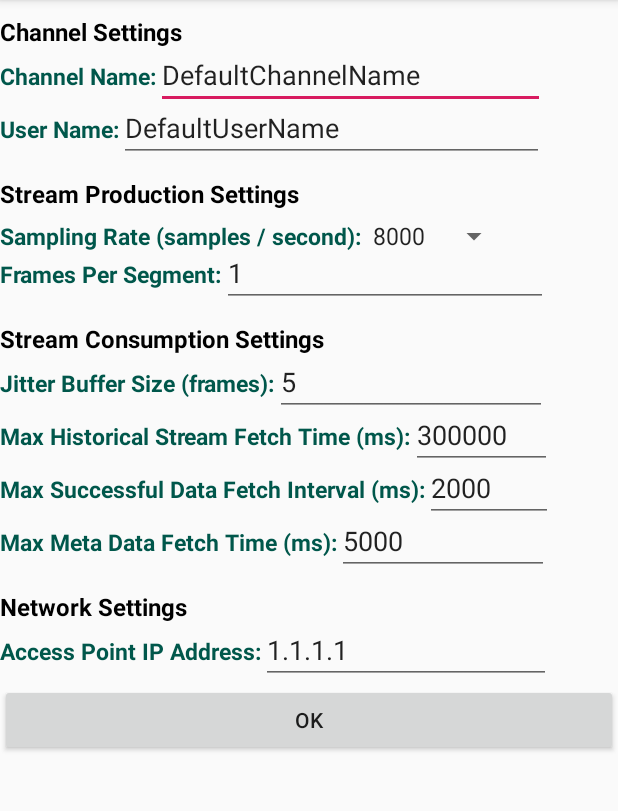
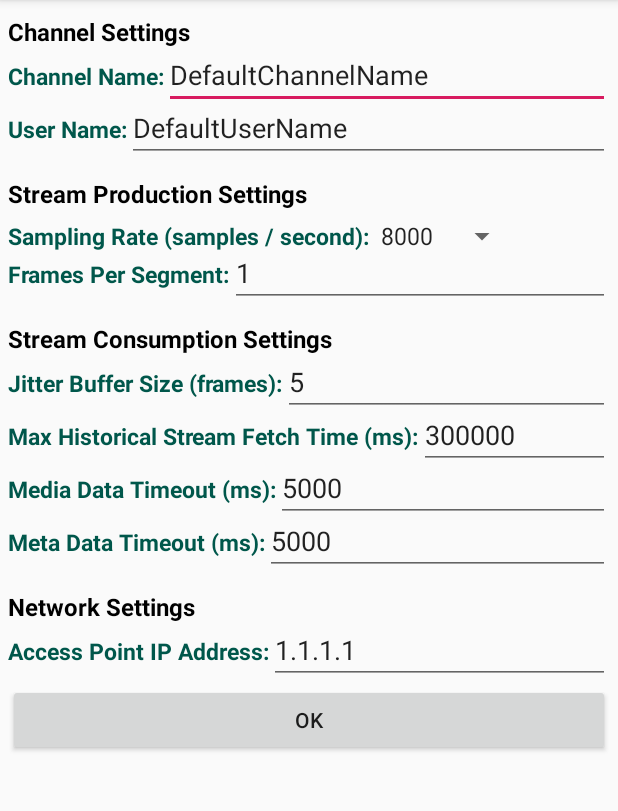
Before and after one commit to peurpdapeurp/ndnpttv2, an Android app: the screen it shows after launch (LoginActivity), on a phone screen of 412 x 824 dp, the part 84-895 px from its top. Run offline under Robolectric (Android 15) with nearby library versions, the phone set to English and light mode, and no system bars; libraries missing offline, so code that uses them is left out: net.named_data.jndn.

Commit message:
Improved naming of configuration settings

```diff
--- a/app/src/main/java/com/example/ndnpttv2/front_end/IntentInfo.java
+++ b/app/src/main/java/com/example/ndnpttv2/front_end/IntentInfo.java
@@ -10,8 +10,8 @@ public class IntentInfo {
         PRODUCER_FRAMES_PER_SEGMENT = 3,
         CONSUMER_JITTER_BUFFER_SIZE = 4,
         CONSUMER_MAX_HISTORICAL_STREAM_FETCH_TIME_MS = 5,
-        CONSUMER_MAX_SUCCESSFUL_DATA_FETCH_INTERVAL_MS = 6,
-        CONSUMER_MAX_META_DATA_FETCH_TIME_MS = 7,
+        CONSUMER_MEDIA_DATA_TIMEOUT_MS = 6,
+        CONSUMER_META_DATA_TIMEOUT_MS = 7,
         ACCESS_POINT_IP_ADDRESS = 8;
     public static String
             LOGIN_CONFIG = "LOGIN_CONFIG";
--- a/app/src/main/java/com/example/ndnpttv2/front_end/LoginActivity.java
+++ b/app/src/main/java/com/example/ndnpttv2/front_end/LoginActivity.java
@@ -2,7 +2,6 @@ package com.example.ndnpttv2.front_end;
 
 import androidx.appcompat.app.AppCompatActivity;
 
-import android.net.InetAddresses;
 import android.os.Bundle;
 
 import com.example.ndnpttv2.R;
@@ -37,8 +36,8 @@ public class LoginActivity extends AppCompatActivity {
     private final int DEFAULT_PRODUCER_FRAMES_PER_SEGMENT = 1;
     private final int DEFAULT_CONSUMER_JITTER_BUFFER_SIZE = 5;
     private final int DEFAULT_CONSUMER_MAX_HISTORICAL_STREAM_FETCH_TIME_MS = 300000; // 5 minutes
-    private final int DEFAULT_CONSUMER_MAX_SUCCESSFUL_DATA_FETCH_INTERVAL_MS = 2000;
-    private final int DEFAULT_CONSUMER_MAX_META_DATA_FETCH_TIME_MS = 5000;
+    private final int DEFAULT_CONSUMER_MEDIA_DATA_TIMEOUT_MS = 5000;
+    private final int DEFAULT_CONSUMER_META_DATA_TIMEOUT_MS = 5000;
     private final String DEFAULT_ACCESS_POINT_IP_ADDRESS = "1.1.1.1";
 
     private EditText channelInput_;
@@ -47,10 +46,12 @@ public class LoginActivity extends AppCompatActivity {
     private EditText producerFramesPerSegmentInput_;
     private EditText consumerJitterBufferSizeInput_;
     private EditText consumerMaxHistoricalStreamFetchTimeMsInput_;
-    private EditText consumerMaxSuccessfulDataFetchIntervalMsInput_;
-    private EditText consumerMaxMetaDataFetchTimeMsInput_;
+    private EditText consumerMediaDataTimeoutMsInput_;
+    private EditText consumerMetaDataTimeoutMsInput_;
     private EditText accessPointIpAddressInput_;
     private Button okButton_;
+
+    private Toast currentErrorToast_;
 
     // shared preferences object to store login parameters between sessions
     SharedPreferences mPreferences;
@@ -61,8 +62,8 @@ public class LoginActivity extends AppCompatActivity {
     private static String PRODUCER_FRAMES_PER_SEGMENT = "PRODUCER_FRAMES_PER_SEGMENT";
     private static String CONSUMER_JITTER_BUFFER_SIZE = "CONSUMER_JITTER_BUFFER_SIZE";
     private static String CONSUMER_MAX_HISTORICAL_STREAM_FETCH_TIME_MS = "CONSUMER_MAX_HISTORICAL_STREAM_FETCH_TIME_MS";
-    private static String CONSUMER_MAX_SUCCESSFUL_DATA_FETCH_INTERVAL_MS = "CONSUMER_MAX_SUCCESSFUL_DATA_FETCH_INTERVAL_MS";
-    private static String CONSUMER_MAX_META_DATA_FETCH_TIME_MS = "CONSUMER_MAX_META_DATA_FETCH_TIME_MS";
+    private static String CONSUMER_MEDIA_DATA_TIMEOUT_MS = "CONSUMER_MEDIA_DATA_TIMEOUT_MS";
+    private static String CONSUMER_META_DATA_TIMEOUT_MS = "CONSUMER_META_DATA_TIMEOUT_MS";
     private static String ACCESS_POINT_IP_ADDRESS = "ACCESS_POINT_IP_ADDRESS";
 
     @Override
@@ -87,8 +88,8 @@ public class LoginActivity extends AppCompatActivity {
         producerFramesPerSegmentInput_ = (EditText) findViewById(R.id.producer_frames_per_segment_input);
         consumerJitterBufferSizeInput_ = (EditText) findViewById(R.id.consumer_jitter_buffer_size_input);
         consumerMaxHistoricalStreamFetchTimeMsInput_ = (EditText) findViewById(R.id.consumer_max_historical_stream_fetch_time_ms_input);
-        consumerMaxSuccessfulDataFetchIntervalMsInput_ = (EditText) findViewById(R.id.consumer_max_successful_data_fetch_interval_ms_input);
-        consumerMaxMetaDataFetchTimeMsInput_ = (EditText) findViewById(R.id.consumer_max_meta_data_fetch_time_ms_input);
+        consumerMediaDataTimeoutMsInput_ = (EditText) findViewById(R.id.consumer_media_data_timeout_ms_input);
+        consumerMetaDataTimeoutMsInput_ = (EditText) findViewById(R.id.consumer_meta_data_timeout_ms_input);
         accessPointIpAddressInput_ = (EditText) findViewById(R.id.access_point_ip_address_input);
 
         okButton_ = (Button) findViewById(R.id.ok_button);
@@ -109,12 +110,12 @@ public class LoginActivity extends AppCompatActivity {
         consumerMaxHistoricalStreamFetchTimeMsInput_.setText(
                 Integer.toString(mPreferences.getInt(CONSUMER_MAX_HISTORICAL_STREAM_FETCH_TIME_MS,
                         DEFAULT_CONSUMER_MAX_HISTORICAL_STREAM_FETCH_TIME_MS)));
-        consumerMaxSuccessfulDataFetchIntervalMsInput_.setText(
-                Integer.toString(mPreferences.getInt(CONSUMER_MAX_SUCCESSFUL_DATA_FETCH_INTERVAL_MS,
-                        DEFAULT_CONSUMER_MAX_SUCCESSFUL_DATA_FETCH_INTERVAL_MS)));
-        consumerMaxMetaDataFetchTimeMsInput_.setText(
-                Integer.toString(mPreferences.getInt(CONSUMER_MAX_META_DATA_FETCH_TIME_MS,
-                        DEFAULT_CONSUMER_MAX_META_DATA_FETCH_TIME_MS)));
+        consumerMediaDataTimeoutMsInput_.setText(
+                Integer.toString(mPreferences.getInt(CONSUMER_MEDIA_DATA_TIMEOUT_MS,
+                        DEFAULT_CONSUMER_MEDIA_DATA_TIMEOUT_MS)));
+        consumerMetaDataTimeoutMsInput_.setText(
+                Integer.toString(mPreferences.getInt(CONSUMER_META_DATA_TIMEOUT_MS,
+                        DEFAULT_CONSUMER_META_DATA_TIMEOUT_MS)));
         accessPointIpAddressInput_.setText(mPreferences.getString(ACCESS_POINT_IP_ADDRESS, DEFAULT_ACCESS_POINT_IP_ADDRESS));
 
         okButton_.setOnClickListener(new View.OnClickListener() {
@@ -148,22 +149,22 @@ public class LoginActivity extends AppCompatActivity {
                     showErrorToast("Please enter a valid consumer max historical stream fetch time.");
                     return;
                 }
-                int consumerMaxSuccessfulDataFetchIntervalMs;
+                int consumerMediaDataTimeoutMs;
                 try {
-                    consumerMaxSuccessfulDataFetchIntervalMs = Integer.parseInt(
-                            consumerMaxSuccessfulDataFetchIntervalMsInput_.getText().toString().trim());
+                    consumerMediaDataTimeoutMs = Integer.parseInt(
+                            consumerMediaDataTimeoutMsInput_.getText().toString().trim());
                 }
                 catch (Exception e) {
-                    showErrorToast("Please enter a valid consumer max successful data fetch interval.");
+                    showErrorToast("Please enter a valid consumer media data timeout.");
                     return;
                 }
-                int consumerMaxMetaDataFetchTimeMs;
+                int consumerMetaDataTimeoutMs;
                 try {
-                    consumerMaxMetaDataFetchTimeMs = Integer.parseInt(
-                            consumerMaxMetaDataFetchTimeMsInput_.getText().toString().trim());
+                    consumerMetaDataTimeoutMs = Integer.parseInt(
+                            consumerMetaDataTimeoutMsInput_.getText().toString().trim());
                 }
                 catch (Exception e) {
-                    showErrorToast("Please enter a valid consumer max meta data fetch time.");
+                    showErrorToast("Please enter a valid consumer meta data timeout.");
                     return;
                 }
 
@@ -189,12 +190,12 @@ public class LoginActivity extends AppCompatActivity {
                     showErrorToast("Please enter a valid consumer max historical stream fetch time.");
                     return;
                 }
-                else if (consumerMaxSuccessfulDataFetchIntervalMs < 1) {
-                    showErrorToast("Please enter a valid consumer max successful data fetch interval.");
+                else if (consumerMediaDataTimeoutMs < 1) {
+                    showErrorToast("Please enter a valid consumer media data timeout.");
                     return;
                 }
-                else if (consumerMaxMetaDataFetchTimeMs < 1) {
-                    showErrorToast("Please enter a valid consumer max meta data fetch time.");
+                else if (consumerMetaDataTimeoutMs < 1) {
+                    showErrorToast("Please enter a valid consumer meta data timeout.");
                     return;
                 }
                 else if (!Patterns.IP_ADDRESS.matcher(accessPointIpAddress).matches()) {
@@ -209,8 +210,8 @@ public class LoginActivity extends AppCompatActivity {
                 mPreferencesEditor.putInt(PRODUCER_FRAMES_PER_SEGMENT, producerFramesPerSegment).commit();
                 mPreferencesEditor.putInt(CONSUMER_JITTER_BUFFER_SIZE, consumerJitterBufferSize).commit();
                 mPreferencesEditor.putInt(CONSUMER_MAX_HISTORICAL_STREAM_FETCH_TIME_MS, consumerMaxHistoricalStreamFetchTimeMs).commit();
-                mPreferencesEditor.putInt(CONSUMER_MAX_SUCCESSFUL_DATA_FETCH_INTERVAL_MS, consumerMaxSuccessfulDataFetchIntervalMs).commit();
-                mPreferencesEditor.putInt(CONSUMER_MAX_META_DATA_FETCH_TIME_MS, consumerMaxMetaDataFetchTimeMs).commit();
+                mPreferencesEditor.putInt(CONSUMER_MEDIA_DATA_TIMEOUT_MS, consumerMediaDataTimeoutMs).commit();
+                mPreferencesEditor.putInt(CONSUMER_META_DATA_TIMEOUT_MS, consumerMetaDataTimeoutMs).commit();
                 mPreferencesEditor.putString(ACCESS_POINT_IP_ADDRESS, accessPointIpAddress).commit();
 
                 Intent intent = new Intent(LoginActivity.this, MainActivity.class);
@@ -222,8 +223,8 @@ public class LoginActivity extends AppCompatActivity {
                 configInfo[IntentInfo.PRODUCER_FRAMES_PER_SEGMENT] = Integer.toString(producerFramesPerSegment);
                 configInfo[IntentInfo.CONSUMER_JITTER_BUFFER_SIZE] = Integer.toString(consumerJitterBufferSize);
                 configInfo[IntentInfo.CONSUMER_MAX_HISTORICAL_STREAM_FETCH_TIME_MS] = Integer.toString(consumerMaxHistoricalStreamFetchTimeMs);
-                configInfo[IntentInfo.CONSUMER_MAX_SUCCESSFUL_DATA_FETCH_INTERVAL_MS] = Integer.toString(consumerMaxSuccessfulDataFetchIntervalMs);
-                configInfo[IntentInfo.CONSUMER_MAX_META_DATA_FETCH_TIME_MS] = Integer.toString(consumerMaxMetaDataFetchTimeMs);
+                configInfo[IntentInfo.CONSUMER_MEDIA_DATA_TIMEOUT_MS] = Integer.toString(consumerMediaDataTimeoutMs);
+                configInfo[IntentInfo.CONSUMER_META_DATA_TIMEOUT_MS] = Integer.toString(consumerMetaDataTimeoutMs);
                 configInfo[IntentInfo.ACCESS_POINT_IP_ADDRESS] = accessPointIpAddress;
                 intent.putExtra(IntentInfo.LOGIN_CONFIG, configInfo);
 
@@ -252,9 +253,12 @@ public class LoginActivity extends AppCompatActivity {
     }
 
     private void showErrorToast(String msg) {
-        Toast toast = Toast.makeText(LoginActivity.this,
+        if (currentErrorToast_ != null) {
+            currentErrorToast_.cancel();
+        }
+        currentErrorToast_ = Toast.makeText(LoginActivity.this,
                 msg, Toast.LENGTH_SHORT);
-        toast.show();
+        currentErrorToast_.show();
     }
 
 }
--- a/app/src/main/java/com/example/ndnpttv2/front_end/MainActivity.java
+++ b/app/src/main/java/com/example/ndnpttv2/front_end/MainActivity.java
@@ -99,8 +99,8 @@ public class MainActivity extends AppCompatActivity {
         public int producerFramesPerSegment;
         public int consumerJitterBufferSize;
         public int consumerMaxHistoricalStreamFetchTimeMs;
-        public int consumerMaxSuccessfulDataFetchIntervalMs;
-        public int consumerMaxMetaDataFetchTimeMs;
+        public int consumerMediaDataTimeoutMs;
+        public int consumerMetaDataTimeoutMs;
         public String accessPointIpAddress;
     }
 
@@ -206,8 +206,8 @@ public class MainActivity extends AppCompatActivity {
                                 new StreamConsumer.Options(
                                         settings_.consumerJitterBufferSize,
                                         settings_.consumerMaxHistoricalStreamFetchTimeMs,
-                                        settings_.consumerMaxSuccessfulDataFetchIntervalMs,
-                                        settings_.consumerMaxMetaDataFetchTimeMs
+                                        settings_.consumerMediaDataTimeoutMs,
+                                        settings_.consumerMetaDataTimeoutMs
                                 )
                         );
                         playbackQueueModule_.eventStreamStateCreated.addListener(streamNameAndStreamState ->
@@ -329,8 +329,8 @@ public class MainActivity extends AppCompatActivity {
         settings_.producerFramesPerSegment = Integer.parseInt(configInfo[IntentInfo.PRODUCER_FRAMES_PER_SEGMENT]);
         settings_.consumerJitterBufferSize = Integer.parseInt(configInfo[IntentInfo.CONSUMER_JITTER_BUFFER_SIZE]);
         settings_.consumerMaxHistoricalStreamFetchTimeMs = Integer.parseInt(configInfo[IntentInfo.CONSUMER_MAX_HISTORICAL_STREAM_FETCH_TIME_MS]);
-        settings_.consumerMaxSuccessfulDataFetchIntervalMs = Integer.parseInt(configInfo[IntentInfo.CONSUMER_MAX_SUCCESSFUL_DATA_FETCH_INTERVAL_MS]);
-        settings_.consumerMaxMetaDataFetchTimeMs = Integer.parseInt(configInfo[IntentInfo.CONSUMER_MAX_META_DATA_FETCH_TIME_MS]);
+        settings_.consumerMediaDataTimeoutMs = Integer.parseInt(configInfo[IntentInfo.CONSUMER_MEDIA_DATA_TIMEOUT_MS]);
+        settings_.consumerMetaDataTimeoutMs = Integer.parseInt(configInfo[IntentInfo.CONSUMER_META_DATA_TIMEOUT_MS]);
         settings_.accessPointIpAddress = configInfo[IntentInfo.ACCESS_POINT_IP_ADDRESS];
 
         Logger.logEvent(new Logger.LogEventInfo(Logger.APP_INIT, System.currentTimeMillis(), 0, settings_, null));
@@ -341,7 +341,9 @@ public class MainActivity extends AppCompatActivity {
                 getString(R.string.producer_sampling_rate_label) + " " + configInfo[IntentInfo.PRODUCER_SAMPLING_RATE] + "\n" +
                 getString(R.string.producer_frames_per_segment_label) + " " + configInfo[IntentInfo.PRODUCER_FRAMES_PER_SEGMENT] + "\n" +
                 getString(R.string.consumer_jitter_buffer_size_label) + " " + configInfo[IntentInfo.CONSUMER_JITTER_BUFFER_SIZE] + "\n" +
-                getString(R.string.consumer_max_historical_stream_fetch_time_ms_label) + " " + configInfo[IntentInfo.CONSUMER_MAX_HISTORICAL_STREAM_FETCH_TIME_MS];
+                getString(R.string.consumer_max_historical_stream_fetch_time_ms_label) + " " + configInfo[IntentInfo.CONSUMER_MAX_HISTORICAL_STREAM_FETCH_TIME_MS] + "\n" +
+                getString(R.string.consumer_media_data_timeout_ms_label) + " " + configInfo[IntentInfo.CONSUMER_MEDIA_DATA_TIMEOUT_MS] + "\n" +
+                getString(R.string.consumer_meta_data_timeout_ms_label) + " " + configInfo[IntentInfo.CONSUMER_META_DATA_TIMEOUT_MS];
         settingsDisplay_.setText(settingsString);
 
         syncSessionId_ = System.currentTimeMillis();
--- a/app/src/main/res/layout/activity_login.xml
+++ b/app/src/main/res/layout/activity_login.xml
@@ -9,7 +9,9 @@
     <LinearLayout
         android:layout_width="match_parent"
         android:layout_height="match_parent"
-        android:orientation="vertical">
+        android:orientation="vertical"
+        android:layout_marginLeft="5dp"
+        android:layout_marginRight="5dp">
 
         <TextView
             android:id="@+id/channel_settings_label"
@@ -23,14 +25,14 @@
             android:textStyle="bold" />
 
         <LinearLayout
-            android:layout_width="wrap_content"
+            android:layout_width="match_parent"
             android:layout_height="wrap_content"
-            android:orientation="horizontal"
-            android:layout_marginBottom="0dp">
+            android:layout_marginBottom="0dp"
+            android:orientation="horizontal">
 
             <TextView
                 android:id="@+id/channel_input_label"
-                android:layout_width="match_parent"
+                android:layout_width="wrap_content"
                 android:layout_height="wrap_content"
                 android:text="Channel Name:"
                 android:textColor="?attr/actionModeSplitBackground"
@@ -39,7 +41,7 @@
 
             <EditText
                 android:id="@+id/channel_input"
-                android:layout_width="259dp"
+                android:layout_width="match_parent"
                 android:layout_height="wrap_content"
                 android:ems="10"
                 android:inputType="textPersonName"
@@ -47,13 +49,13 @@
         </LinearLayout>
 
         <LinearLayout
-            android:layout_width="wrap_content"
+            android:layout_width="match_parent"
             android:layout_height="wrap_content"
             android:orientation="horizontal">
 
             <TextView
                 android:id="@+id/user_name_input_label"
-                android:layout_width="match_parent"
+                android:layout_width="wrap_content"
                 android:layout_height="wrap_content"
                 android:text="User Name:"
                 android:textColor="?attr/actionModeSplitBackground"
@@ -62,7 +64,7 @@
 
             <EditText
                 android:id="@+id/user_name_input"
-                android:layout_width="283dp"
+                android:layout_width="match_parent"
                 android:layout_height="wrap_content"
                 android:ems="10"
                 android:inputType="textPersonName"
@@ -81,7 +83,7 @@
             android:textStyle="bold" />
 
         <LinearLayout
-            android:layout_width="wrap_content"
+            android:layout_width="match_parent"
             android:layout_height="wrap_content"
             android:orientation="horizontal">
 
@@ -101,13 +103,13 @@
         </LinearLayout>
 
         <LinearLayout
-            android:layout_width="wrap_content"
+            android:layout_width="match_parent"
             android:layout_height="wrap_content"
             android:orientation="horizontal">
 
             <TextView
                 android:id="@+id/producer_frames_per_segment_input_label"
-                android:layout_width="match_parent"
+                android:layout_width="wrap_content"
                 android:layout_height="wrap_content"
                 android:text="Frames Per Segment:"
                 android:textColor="?attr/actionModeSplitBackground"
@@ -116,7 +118,7 @@
 
             <EditText
                 android:id="@+id/producer_frames_per_segment_input"
-                android:layout_width="217dp"
+                android:layout_width="match_parent"
                 android:layout_height="wrap_content"
                 android:ems="10"
                 android:inputType="textPersonName"
@@ -135,13 +137,13 @@
             android:textStyle="bold" />
 
         <LinearLayout
-            android:layout_width="wrap_content"
+            android:layout_width="match_parent"
             android:layout_height="wrap_content"
             android:orientation="horizontal">
 
             <TextView
                 android:id="@+id/consumer_jitter_buffer_size_input_label"
-                android:layout_width="match_parent"
+                android:layout_width="wrap_content"
                 android:layout_height="wrap_content"
                 android:text="Jitter Buffer Size (frames):"
                 android:textColor="?attr/actionModeSplitBackground"
@@ -150,7 +152,7 @@
 
             <EditText
                 android:id="@+id/consumer_jitter_buffer_size_input"
-                android:layout_width="181dp"
+                android:layout_width="match_parent"
                 android:layout_height="wrap_content"
                 android:ems="10"
                 android:inputType="textPersonName"
@@ -158,13 +160,13 @@
         </LinearLayout>
 
         <LinearLayout
-            android:layout_width="wrap_content"
+            android:layout_width="match_parent"
             android:layout_height="wrap_content"
             android:orientation="horizontal">
 
             <TextView
                 android:id="@+id/consumer_max_historical_stream_fetch_time_ms_input_label"
-                android:layout_width="match_parent"
+                android:layout_width="wrap_content"
                 android:layout_height="wrap_content"
                 android:text="Max Historical Stream Fetch Time (ms):"
                 android:textColor="?attr/actionModeSplitBackground"
@@ -173,7 +175,7 @@
 
             <EditText
                 android:id="@+id/consumer_max_historical_stream_fetch_time_ms_input"
-                android:layout_width="94dp"
+                android:layout_width="match_parent"
                 android:layout_height="wrap_content"
                 android:ems="10"
                 android:inputType="textPersonName"
@@ -181,22 +183,22 @@
         </LinearLayout>
 
         <LinearLayout
-            android:layout_width="wrap_content"
+            android:layout_width="match_parent"
             android:layout_height="wrap_content"
             android:orientation="horizontal">
 
             <TextView
-                android:id="@+id/consumer_max_successful_data_fetch_interval_ms_input_label"
-                android:layout_width="match_parent"
+                android:id="@+id/consumer_media_data_timeout_ms_input_label"
+                android:layout_width="wrap_content"
                 android:layout_height="wrap_content"
-                android:text="Max Successful Data Fetch Interval (ms):"
+                android:text="Media Data Timeout (ms):"
                 android:textColor="?attr/actionModeSplitBackground"
                 android:textSize="15sp"
                 android:textStyle="bold" />
 
             <EditText
-                android:id="@+id/consumer_max_successful_data_fetch_interval_ms_input"
-                android:layout_width="85dp"
+                android:id="@+id/consumer_media_data_timeout_ms_input"
+                android:layout_width="match_parent"
                 android:layout_height="wrap_content"
                 android:ems="10"
                 android:inputType="textPersonName"
@@ -204,22 +206,22 @@
         </LinearLayout>
 
         <LinearLayout
-            android:layout_width="wrap_content"
+            android:layout_width="match_parent"
             android:layout_height="wrap_content"
             android:orientation="horizontal">
 
             <TextView
-                android:id="@+id/consumer_max_meta_data_fetch_time_ms_input_label"
-                android:layout_width="match_parent"
+                android:id="@+id/consumer_meta_data_timeout_ms_input_label"
+                android:layout_width="wrap_content"
                 android:layout_height="wrap_content"
-                android:text="Max Meta Data Fetch Time (ms):"
+                android:text="Meta Data Timeout (ms):"
                 android:textColor="?attr/actionModeSplitBackground"
                 android:textSize="15sp"
                 android:textStyle="bold" />
 
             <EditText
-                android:id="@+id/consumer_max_meta_data_fetch_time_ms_input"
-                android:layout_width="141dp"
+                android:id="@+id/consumer_meta_data_timeout_ms_input"
+                android:layout_width="match_parent"
                 android:layout_height="wrap_content"
                 android:ems="10"
                 android:inputType="textPersonName"
@@ -238,13 +240,13 @@
             android:textStyle="bold" />
 
         <LinearLayout
-            android:layout_width="wrap_content"
+            android:layout_width="match_parent"
             android:layout_height="wrap_content"
             android:orientation="horizontal">
 
             <TextView
                 android:id="@+id/access_point_ip_address_input_label"
-                android:layout_width="match_parent"
+                android:layout_width="wrap_content"
                 android:layout_height="wrap_content"
                 android:text="Access Point IP Address:"
                 android:textColor="?attr/actionModeSplitBackground"
@@ -253,7 +255,7 @@
 
             <EditText
                 android:id="@+id/access_point_ip_address_input"
-                android:layout_width="193dp"
+                android:layout_width="match_parent"
                 android:layout_height="wrap_content"
                 android:ems="10"
                 android:inputType="textPersonName"
--- a/app/src/main/res/layout/activity_main.xml
+++ b/app/src/main/res/layout/activity_main.xml
@@ -24,7 +24,8 @@
             android:layout_width="match_parent"
             android:layout_height="wrap_content"
             android:textColor="#000000"
-            android:textStyle="bold" />
+            android:textStyle="bold"
+            android:layout_marginBottom="3dp"/>
 
         <TextView
             android:id="@+id/streams_display_label"
--- a/app/src/main/res/values/strings.xml
+++ b/app/src/main/res/values/strings.xml
@@ -9,6 +9,8 @@
     <string name="producer_frames_per_segment_label">[P] Frames per segment:</string>
     <string name="consumer_jitter_buffer_size_label">[C] Jitter buffer size:</string>
     <string name="consumer_max_historical_stream_fetch_time_ms_label">[C] Max historical stream fetch time ms:</string>
+    <string name="consumer_media_data_timeout_ms_label">[C] Media data timeout ms:</string>
+    <string name="consumer_meta_data_timeout_ms_label">[C] Meta data timeout ms:</string>
     <string name="streams_display_label">Streams:</string>
     <string name="stream_info_display_label">Stream Info:</string>
 </resources>
```
